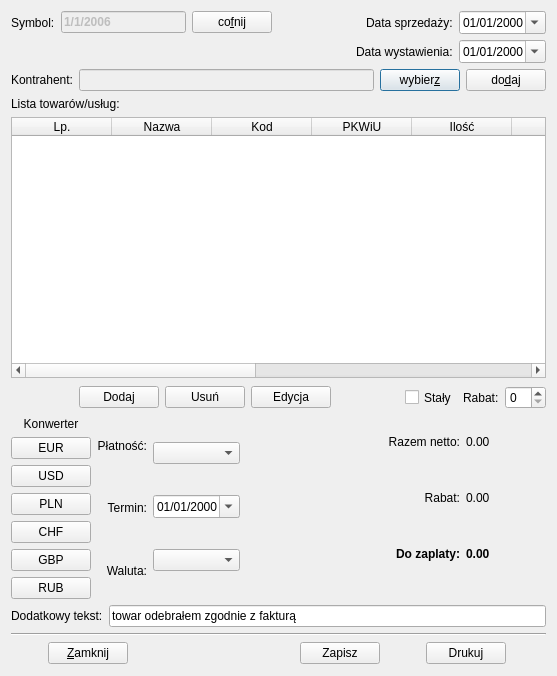
Qt form ui/Invoice.ui (juliagoda/qfaktury) before a commit.
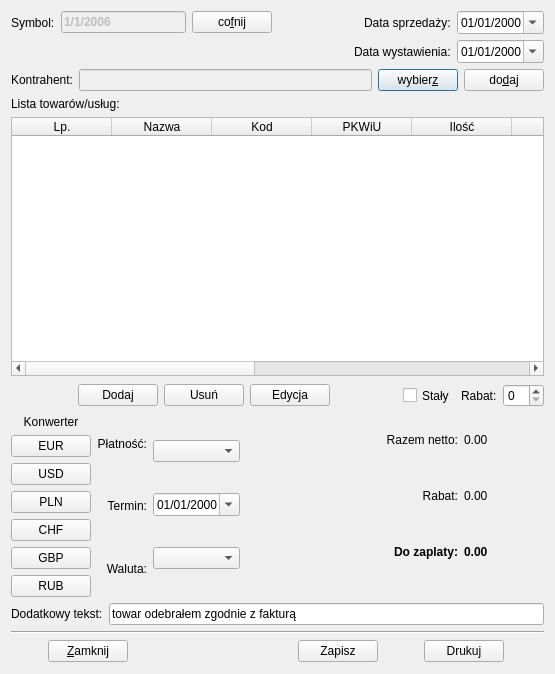
The same form after that commit.

Patch:
```diff
--- a/ui/Invoice.ui
+++ b/ui/Invoice.ui
@@ -6,14 +6,29 @@
    <rect>
     <x>0</x>
     <y>0</y>
-    <width>557</width>
-    <height>676</height>
+    <width>555</width>
+    <height>674</height>
    </rect>
   </property>
+  <property name="sizePolicy">
+   <sizepolicy hsizetype="Expanding" vsizetype="Expanding">
+    <horstretch>0</horstretch>
+    <verstretch>0</verstretch>
+   </sizepolicy>
+  </property>
+  <property name="minimumSize">
+   <size>
+    <width>403</width>
+    <height>500</height>
+   </size>
+  </property>
   <property name="windowTitle">
    <string>Faktura VAT</string>
   </property>
   <layout class="QVBoxLayout" name="verticalLayout_2">
+   <property name="sizeConstraint">
+    <enum>QLayout::SetMinAndMaxSize</enum>
+   </property>
    <item>
     <layout class="QHBoxLayout">
      <item>
```
Left out of the diff: 3 changed lines with no effect on the pictures.
